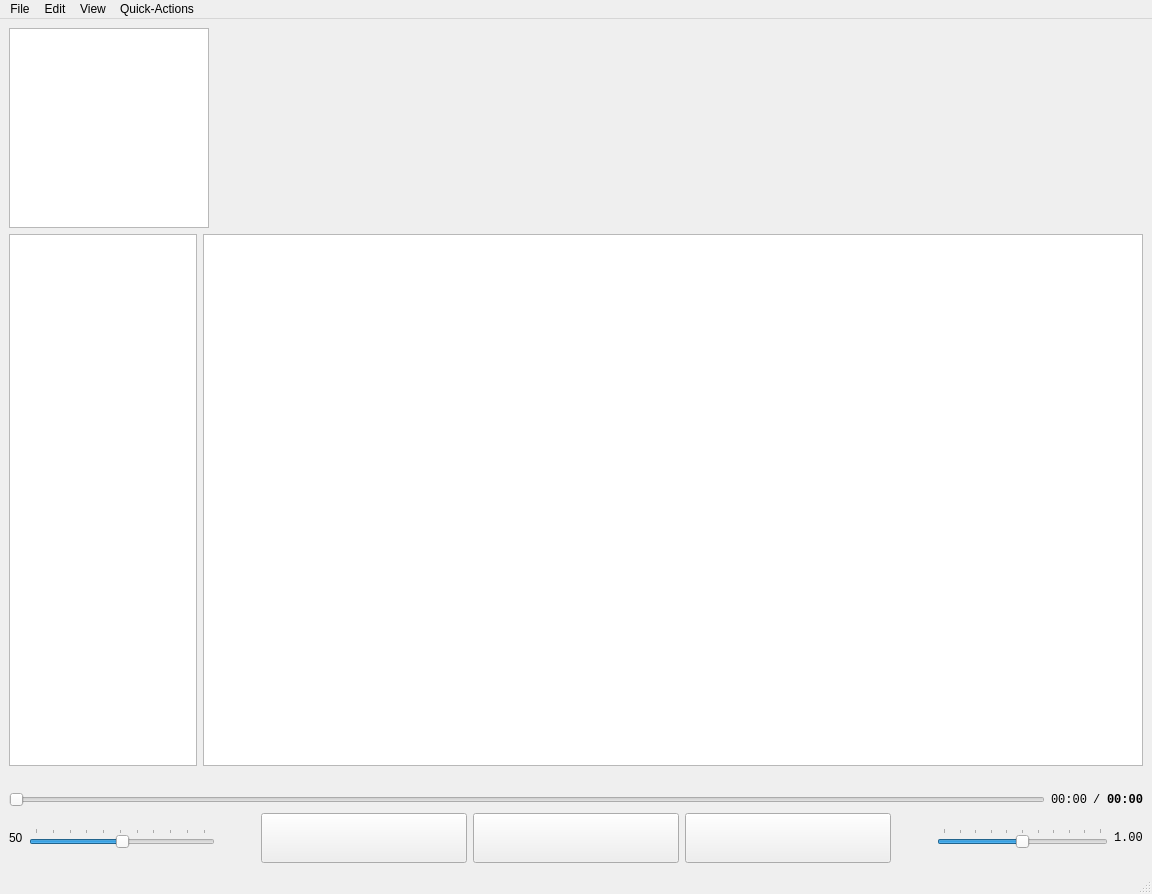
billypom/musicpom, file ui.ui: the form before one commit.
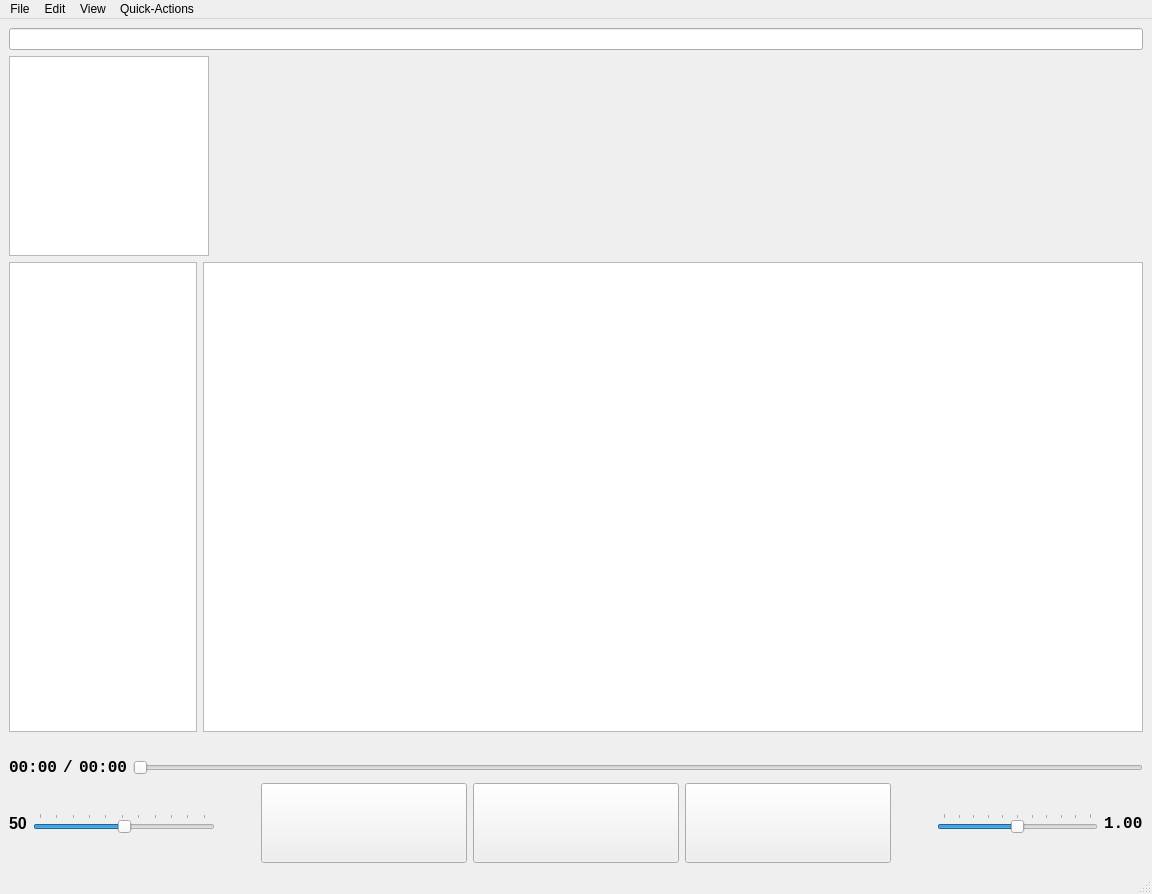
The form after the commit. Custom widgets are drawn as their Qt base class.

Patch:
```diff
--- a/ui.ui
+++ b/ui.ui
@@ -26,6 +26,9 @@
       <property name="rightMargin">
        <number>0</number>
       </property>
+      <item>
+       <widget class="SearchLineEdit" name="searchLineEdit"/>
+      </item>
       <item>
        <layout class="QHBoxLayout" name="hLayoutHead" stretch="1,0,6">
         <property name="sizeConstraint">
@@ -112,17 +115,10 @@
        </layout>
       </item>
       <item>
-       <layout class="QHBoxLayout" name="hLayoutPlayback" stretch="4,0">
+       <layout class="QHBoxLayout" name="hLayoutPlayback" stretch="0,4">
         <property name="sizeConstraint">
          <enum>QLayout::SetMaximumSize</enum>
         </property>
-        <item>
-         <widget class="QSlider" name="playbackSlider">
-          <property name="orientation">
-           <enum>Qt::Horizontal</enum>
-          </property>
-         </widget>
-        </item>
         <item>
          <layout class="QHBoxLayout" name="timeHorizontalLayout2">
           <item>
@@ -130,7 +126,10 @@
             <property name="font">
              <font>
               <family>Monospace</family>
+              <pointsize>12</pointsize>
+              <weight>75</weight>
               <italic>false</italic>
+              <bold>true</bold>
              </font>
             </property>
             <property name="text">
@@ -143,7 +142,10 @@
             <property name="font">
              <font>
               <family>Monospace</family>
+              <pointsize>12</pointsize>
+              <weight>75</weight>
               <italic>false</italic>
+              <bold>true</bold>
              </font>
             </property>
             <property name="text">
@@ -156,6 +158,7 @@
             <property name="font">
              <font>
               <family>Monospace</family>
+              <pointsize>12</pointsize>
               <weight>75</weight>
               <italic>false</italic>
               <bold>true</bold>
@@ -168,6 +171,13 @@
           </item>
          </layout>
         </item>
+        <item>
+         <widget class="QSlider" name="playbackSlider">
+          <property name="orientation">
+           <enum>Qt::Horizontal</enum>
+          </property>
+         </widget>
+        </item>
        </layout>
       </item>
       <item>
@@ -179,6 +189,13 @@
          <layout class="QHBoxLayout" name="hLayoutVolume">
           <item>
            <widget class="QLabel" name="volumeLabel">
+            <property name="font">
+             <font>
+              <pointsize>12</pointsize>
+              <weight>75</weight>
+              <bold>true</bold>
+             </font>
+            </property>
             <property name="text">
              <string>50</string>
             </property>
@@ -222,7 +239,7 @@
          <widget class="QPushButton" name="previousButton">
           <property name="font">
            <font>
-            <pointsize>28</pointsize>
+            <pointsize>48</pointsize>
            </font>
           </property>
          </widget>
@@ -231,7 +248,7 @@
          <widget class="QPushButton" name="playButton">
           <property name="font">
            <font>
-            <pointsize>28</pointsize>
+            <pointsize>48</pointsize>
            </font>
           </property>
          </widget>
@@ -240,7 +257,7 @@
          <widget class="QPushButton" name="nextButton">
           <property name="font">
            <font>
-            <pointsize>28</pointsize>
+            <pointsize>48</pointsize>
            </font>
           </property>
          </widget>
@@ -290,6 +307,9 @@
             <property name="font">
              <font>
               <family>Monospace</family>
+              <pointsize>12</pointsize>
+              <weight>75</weight>
+              <bold>true</bold>
              </font>
             </property>
             <property name="text">
@@ -414,6 +434,11 @@
    <extends>QTreeView</extends>
    <header>components</header>
   </customwidget>
+  <customwidget>
+   <class>SearchLineEdit</class>
+   <extends>QLineEdit</extends>
+   <header>components</header>
+  </customwidget>
  </customwidgets>
  <resources/>
  <connections/>
```
Left out of the diff: 8 changed lines with no effect on the pictures.
